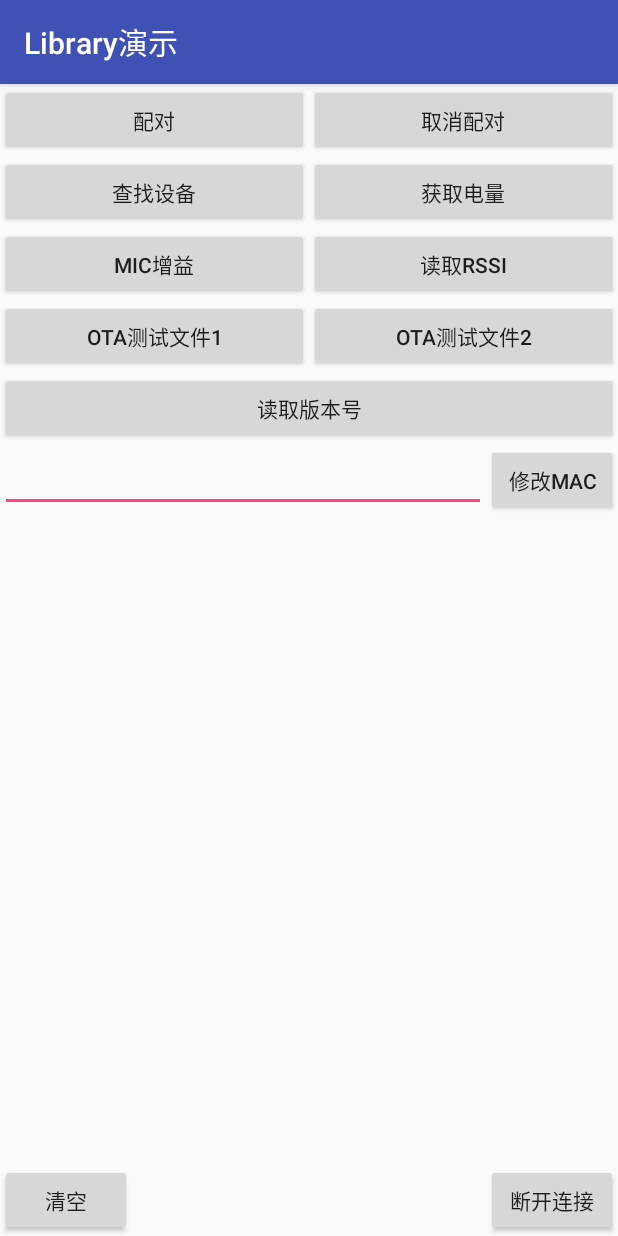
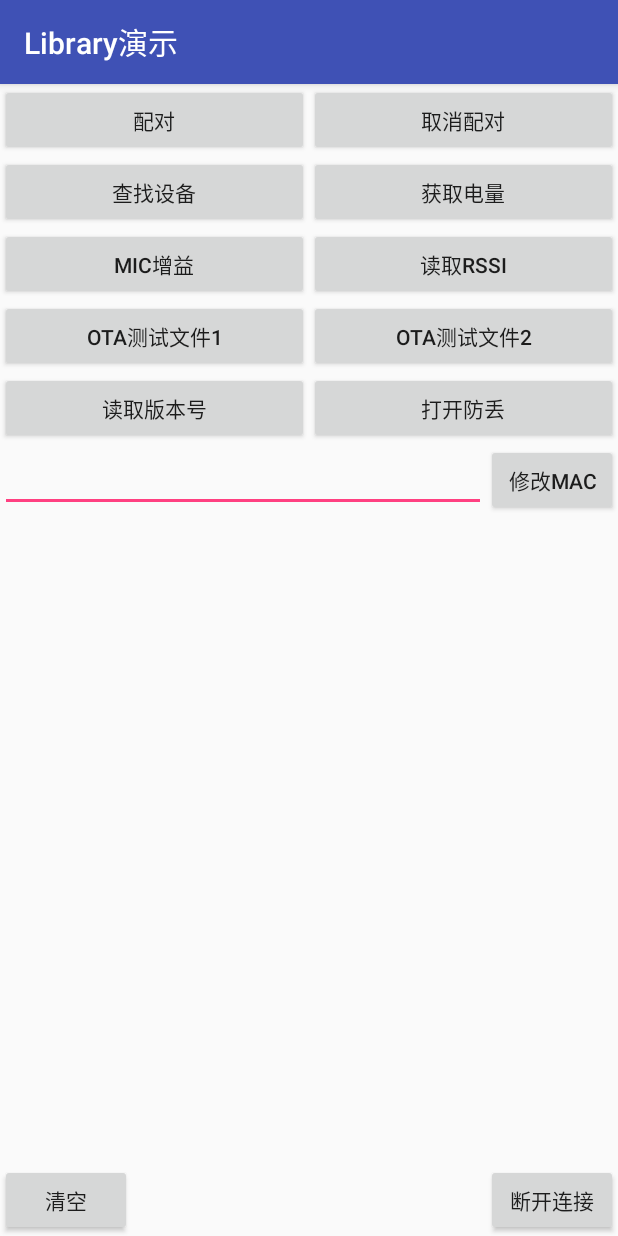
Before and after one commit to dgutkai/ClickerPlus, an Android app: the LibraryDemoActivity screen opened directly, with no data from a screen before it, on a phone screen of 412 x 824 dp. Run offline under Robolectric (Android 15) with nearby library versions, the phone set to English and light mode, and no system bars; libraries missing offline, so code that uses them is left out: com.inuker.bluetooth, no.nordicsemi.android; 3 statements that could not run were skipped.

```diff
--- a/app/src/main/res/layout/activity_librarydemo.xml
+++ b/app/src/main/res/layout/activity_librarydemo.xml
@@ -119,12 +119,19 @@
         android:layout_height="wrap_content"
         android:text="读取版本号"
         app:layout_constraintLeft_toLeftOf="parent"
-
-        app:layout_constraintLeft_toRightOf="@id/ota_btn6"
+        app:layout_constraintRight_toLeftOf="@id/switch_btn"
+        app:layout_constraintTop_toBottomOf="@id/ota_btn6"
+        android:onClick="readVersionClick"/>
+    <Button
+        android:id="@+id/switch_btn"
+        android:layout_width="0dp"
+        android:layout_height="wrap_content"
+        android:text="打开防丢"
+        app:layout_constraintLeft_toRightOf="@id/readVersion_btn"
         app:layout_constraintTop_toBottomOf="@id/ota_btn6"
         app:layout_constraintRight_toRightOf="parent"
-        android:onClick="readVersionClick"/>
-
+        android:onClick="switchClick"
+        android:tag="0"/>
     <Button
         android:id="@+id/clean_btn"
         android:layout_width="wrap_content"
--- a/clickerpluslibrary/src/main/java/com/qcymall/clickerpluslibrary/ClickerPlus.kt
+++ b/clickerpluslibrary/src/main/java/com/qcymall/clickerpluslibrary/ClickerPlus.kt
@@ -140,11 +140,11 @@ object ClickerPlus {
                         paritype = beancomItem.bytes.last()
                     }
                 }
-                if (device.name == "Smartisan Clicker+" || device.name == "Smartisan Clicker"){
-                    if (paritype == 0x01.toByte()){
+//                if (device.name == "Smartisan Clicker+" || device.name == "Smartisan Clicker"){
+//                    if (paritype == 0x01.toByte()){
                         searchResponse.onDeviceFounded(device)
-                    }
-                }
+//                    }
+//                }
 
             }
 
@@ -297,6 +297,17 @@ object ClickerPlus {
 
     }
 
+    fun switchFind(boolean: Boolean): Boolean{
+        if (!isPair){
+            return false
+        }
+        if (!isConnect || mCurrentMac == null){
+            return false
+        }
+        mBluetoothClien!!.write(mCurrentMac, SERVICE_UUID, WRITE_UUID,
+                BLECMDUtil.createSwitchCMD(boolean), response)
+        return true
+    }
     fun getVersion(): Boolean{
         if (!isPair){
             return false
@@ -855,11 +866,16 @@ object ClickerPlus {
                     BLECMDUtil.CMDID_CHANGE_MAC -> {
 
                     }
+
                     BLECMDUtil.CMDID_OTA -> {
                         if (deviceType == 1){
                             val otaService = OTAService(mBluetoothClien!!, mCurrentMac!!)
                             otaService.otaUpdate(otaPath!!, mOTAListener)
                         }
+                    }
+
+                    BLECMDUtil.CMDID_SWITCH -> {
+                        // 开启／关闭防丢
                     }
 
                 }
```
Also changed, not shown: app/src/main/java/com/qcymall/clickerplus/LibraryDemoActivity.kt (+13 -2 lines), clickerpluslibrary/src/main/java/com/qcymall/clickerpluslibrary/utils/BLECMDUtil.kt (+8 -0 lines).
